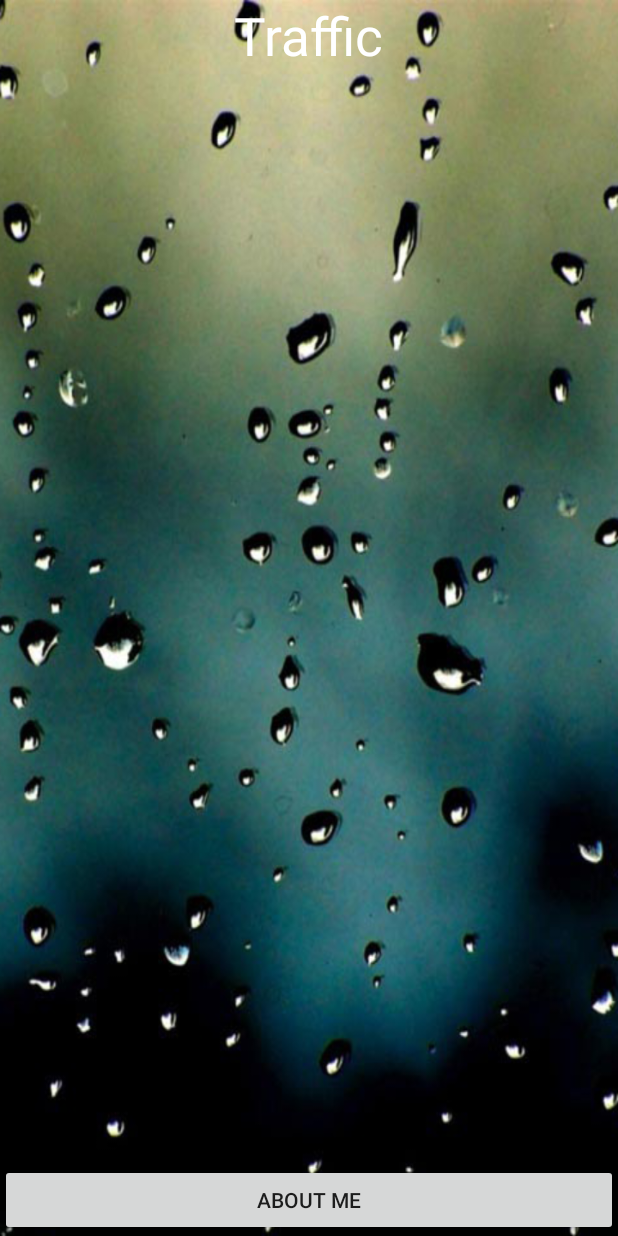
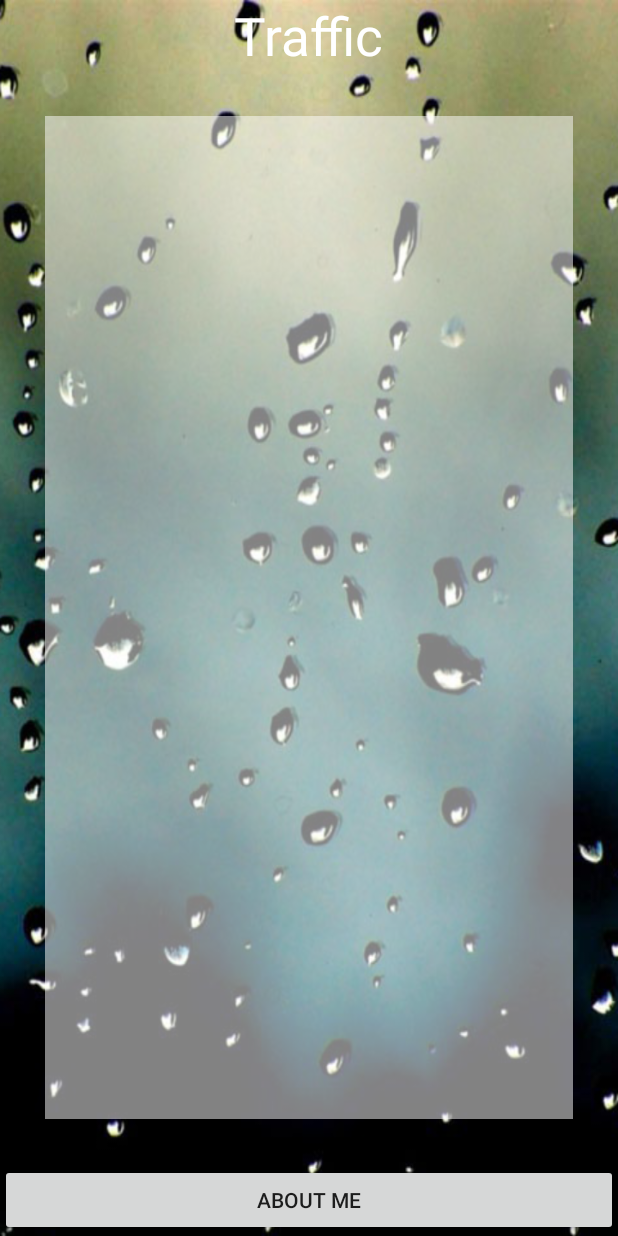
Before and after one commit to pakornkung/BU-Traffic, an Android app: the screen it shows after launch (MainActivity), on a phone screen of 412 x 824 dp. Run offline under Robolectric (Android 15) with nearby library versions, the phone set to English and light mode, and no system bars.

Commit message:
Sound Effect Successful

```diff
--- a/app/src/main/java/com/example/student/butraffic/MainActivity.java
+++ b/app/src/main/java/com/example/student/butraffic/MainActivity.java
@@ -1,13 +1,58 @@
 package com.example.student.butraffic;
 
+import android.media.MediaPlayer;
 import android.support.v7.app.AppCompatActivity;
 import android.os.Bundle;
+import android.view.View;
+import android.widget.Button;
+import android.widget.ListView;
 
 public class MainActivity extends AppCompatActivity {
+
+    //Explicit Variable
+    private ListView trafficListView;
+    private Button aboutmeButton;
+
+
+
+
+
 
     @Override
     protected void onCreate(Bundle savedInstanceState) {
         super.onCreate(savedInstanceState);
         setContentView(R.layout.activity_main);
+
+
+        //Bind Widget
+        bindwidget();
+
+        //Button Controller
+        buttonController();
+
+
+    }//Main Method
+
+    private void buttonController() {
+        aboutmeButton.setOnClickListener(new View.OnClickListener() {
+            @Override
+            public void onClick(View view) {
+
+                //Sound Effect
+                MediaPlayer buttonPlayer = MediaPlayer.create(getBaseContext(), R.raw.cat);
+                buttonPlayer.start();
+
+                //Intent to WebView
+
+
+
+            }   //Event
+        });
     }
-}
+
+    private void bindwidget() {
+        trafficListView = (ListView) findViewById(R.id.listView);
+        aboutmeButton = (Button) findViewById(R.id.button);
+    }
+
+}   //Main Class
--- a/app/src/main/res/layout/activity_main.xml
+++ b/app/src/main/res/layout/activity_main.xml
@@ -25,7 +25,8 @@
             android:layout_width="match_parent"
             android:layout_height="match_parent"
             android:id="@+id/listView"
-            android:layout_margin="30dp" />
+            android:layout_margin="30dp"
+            android:background="#82ffffff" />
 
     </LinearLayout>
 
```
Also changed, not shown: 1 other file.
